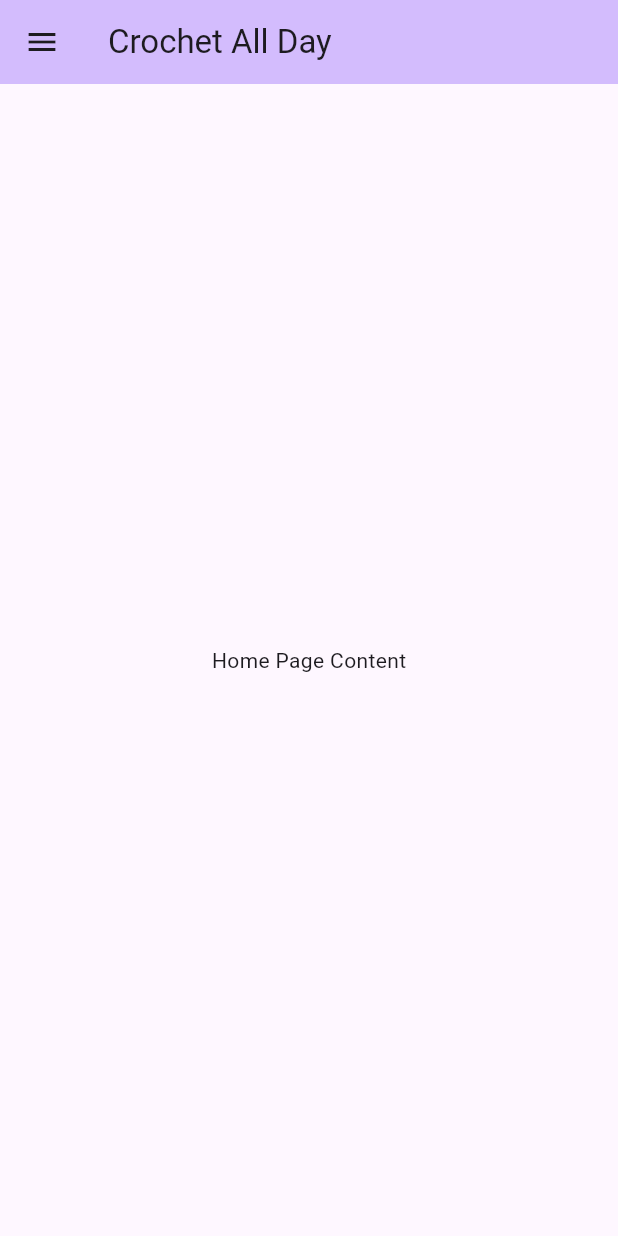
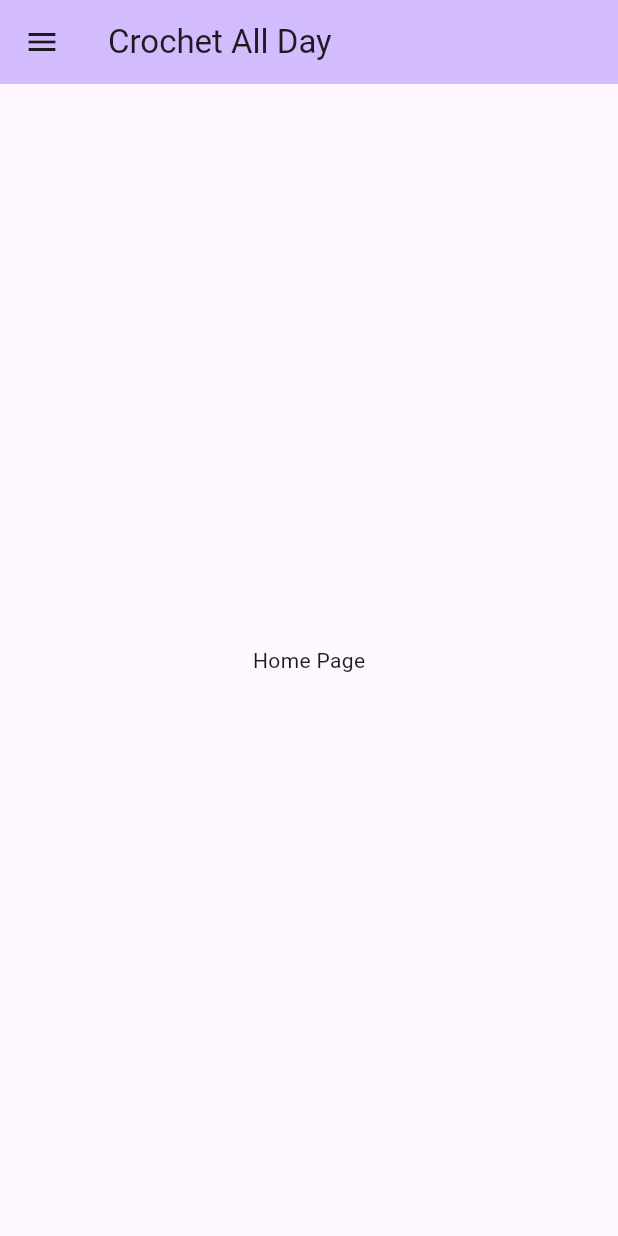
Before and after one commit to CamilaSpace/CrochetAllDay, a Flutter app: the screen it shows after launch, in the side drawer, after a tap on "Home", on a phone screen of 412 x 824 dp. Run offline on Flutter 3.47's test engine with Material 3 defaults, Android fonts, the phone set to English and light mode, and no system bars.

Commit message:
rearranging and fixing up pages

```diff
--- a/lib/main.dart
+++ b/lib/main.dart
@@ -1,5 +1,6 @@
 import 'package:flutter/material.dart';
 import 'package:flutter_crochet_all_day/my_drawer.dart';
+import 'package:flutter_crochet_all_day/stitch_counter.dart';
 //import 'stitch_counter.dart';
 
 void main() {
@@ -39,9 +40,6 @@
 }
 
 
-// Enum for pages
-enum PageID { home, stitchCounter }
-
 class MyHomePage extends StatefulWidget {
   const MyHomePage({super.key, required this.title});
   final String title;
@@ -51,38 +49,15 @@
 }
 
 class _MyHomePageState extends State<MyHomePage> {
-  PageID _selectedPage = PageID.home;
+   int _index = 0;
 
-  // Callback for drawer
-  void select(int index) {
-    setState(() {
-      _selectedPage = PageID.values[index];
-    });
-  }
+  void select(int i) => setState(() => _index = i);
 
-  // Returns the body widget based on selected page
-  Widget _getPage() {
-    switch (_selectedPage) {
-      case PageID.home:
-        return Center(
-          child: Column(
-            mainAxisAlignment: MainAxisAlignment.center,
-            children: const [
-              Text('Home Page Content'),
-            ],
-          ),
-        );
-      case PageID.stitchCounter:
-        return Center(
-          child: Column(
-            mainAxisAlignment: MainAxisAlignment.center,
-            children: const [
-              Text('Stitch Counter Page'),
-            ],
-          ),
-        );
-    }
-  }
+   final pages = [
+      Center(child: Text("Home Page")),
+      Center(child: Text("Patterns Page")),
+      StitchCounter()
+    ];
 
   @override
   Widget build(BuildContext context) {
@@ -92,7 +67,7 @@
         backgroundColor: Theme.of(context).colorScheme.inversePrimary,
       ),
       drawer: MyDrawer(onSelect: select),
-      body: _getPage(),
+      body: IndexedStack(index: _index, children: pages,), //, pages
     );
   }
 }
--- a/lib/my_drawer.dart
+++ b/lib/my_drawer.dart
@@ -1,22 +1,16 @@
 import 'package:flutter/material.dart';
-import 'main.dart';
+//import 'main.dart';
 //enum PageID {stitchCounter}
 
-class MyDrawer extends StatefulWidget {
-  final void Function(int) onSelect; // pass the callback in
+enum PageID { home, patterns, stitchCounter }
 
-  const MyDrawer({super.key, required this.onSelect});
-
-  @override
-  State<MyDrawer> createState() => _MyDrawerPageState();
-}
-
-class _MyDrawerPageState extends State<MyDrawer> {
-bool _isDarkMode = false;
-@override
-  Widget build(BuildContext context ) {
-     void Function(int) onSelect;
-    return Drawer(
+Widget appDrawer(
+  BuildContext context,
+  void Function(int) onSelect,
+  bool isDarkMode,
+  Function(bool) onThemeToggle,
+) {
+   return Drawer(
       // Add a ListView to the drawer. This ensures the user can scroll
       // through the options in the drawer if there isn't enough vertical
       // space to fit everything.
@@ -32,39 +26,61 @@ bool _isDarkMode = false;
             title: Text('Home'),
             onTap: () {
               Navigator.pop(context);
-              widget.onSelect(PageID.home.index);
+              onSelect(PageID.home.index);
             },
           ),
           ListTile(
             title: Text('Patterns'),
             onTap: () {
-              // Update the state of the app.
-              // ...
+             Navigator.pop(context);
+              onSelect(PageID.patterns.index);
             },
           ),
           ListTile(
             title: Text('Stitch Counter'),
             onTap: () {
               Navigator.pop(context);
-              widget.onSelect(PageID.stitchCounter.index);
+              onSelect(PageID.stitchCounter.index);
             },
           ),
           ListTile(
             title: Text('Light/Dark Mode'),
-            trailing: Switch(value: _isDarkMode,
-            onChanged: (bool newValue) {
-                setState(() {
-                  _isDarkMode = newValue; // updates the state
-                });
-            },
+            trailing: Switch(value: isDarkMode,
+            onChanged: onThemeToggle,
             ), //value: , onChanged: onChanged
             onTap: () {
-              // Update the state of the app.
-              // ...
+              // Optionally toggle when tapping the whole tile:
+              onThemeToggle(!isDarkMode);
             },
           ),
         ],
       ),
     );
+}
+
+class MyDrawer extends StatefulWidget {
+  final void Function(int) onSelect;
+
+  const MyDrawer({super.key, required this.onSelect});
+
+  @override
+  State<MyDrawer> createState() => _MyDrawerPageState();
+}
+
+class _MyDrawerPageState extends State<MyDrawer> {
+  bool isDarkMode = false;
+
+  @override
+  Widget build(BuildContext context) {
+    return appDrawer(
+      context,
+      widget.onSelect,
+      isDarkMode,
+      (value) {
+        setState(() {
+          isDarkMode = value;
+        });
+      },
+    );
   }
 }
```
Also changed, not shown: lib/stitch_counter.dart (+38 -4 lines).
